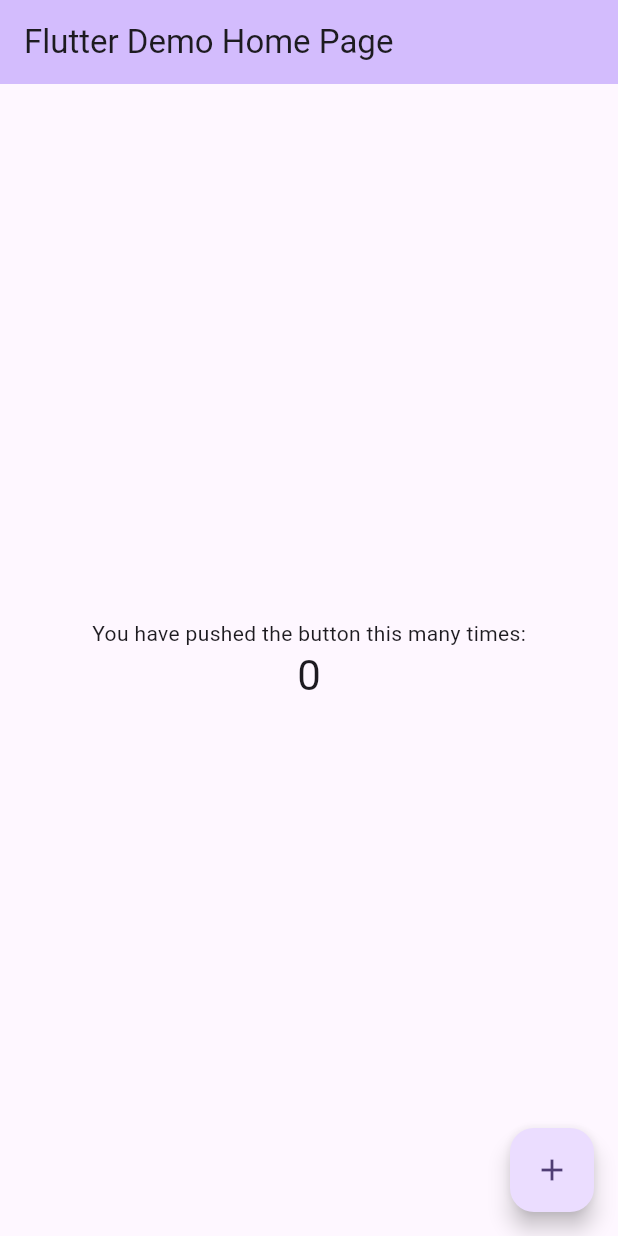
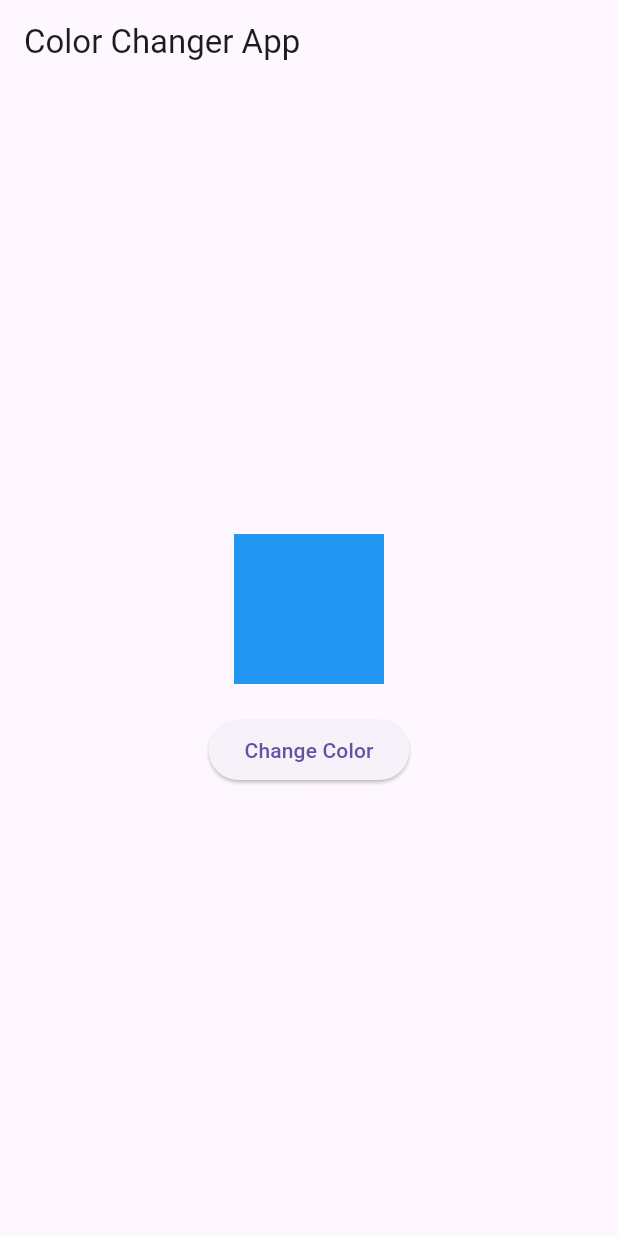
Before and after one commit to ajayrana78767/flutter-color-changer-app, a Flutter app: the screen it shows after launch, on a phone screen of 412 x 824 dp. Run offline on Flutter 3.47's test engine with Material 3 defaults, Android fonts, the phone set to English and light mode, and no system bars.

Commit message:
`Refactor main.dart to change the app's UI and functionality`

```diff
--- a/lib/main.dart
+++ b/lib/main.dart
@@ -1,3 +1,6 @@
+// ignore_for_file: library_private_types_in_public_api
+
+import 'dart:math';
 import 'package:flutter/material.dart';
 
 void main() {
@@ -7,119 +10,66 @@
 class MyApp extends StatelessWidget {
   const MyApp({super.key});
 
-  // This widget is the root of your application.
   @override
   Widget build(BuildContext context) {
-    return MaterialApp(
-      title: 'Flutter Demo',
-      theme: ThemeData(
-        // This is the theme of your application.
-        //
-        // TRY THIS: Try running your application with "flutter run". You'll see
-        // the application has a purple toolbar. Then, without quitting the app,
-        // try changing the seedColor in the colorScheme below to Colors.green
-        // and then invoke "hot reload" (save your changes or press the "hot
-        // reload" button in a Flutter-supported IDE, or press "r" if you used
-        // the command line to start the app).
-        //
-        // Notice that the counter didn't reset back to zero; the application
-        // state is not lost during the reload. To reset the state, use hot
-        // restart instead.
-        //
-        // This works for code too, not just values: Most code changes can be
-        // tested with just a hot reload.
-        colorScheme: ColorScheme.fromSeed(seedColor: Colors.deepPurple),
-        useMaterial3: true,
-      ),
-      home: const MyHomePage(title: 'Flutter Demo Home Page'),
+    return const MaterialApp(
+      home: ColorChanger(),
     );
   }
 }
 
-class MyHomePage extends StatefulWidget {
-  const MyHomePage({super.key, required this.title});
-
-  // This widget is the home page of your application. It is stateful, meaning
-  // that it has a State object (defined below) that contains fields that affect
-  // how it looks.
-
-  // This class is the configuration for the state. It holds the values (in this
-  // case the title) provided by the parent (in this case the App widget) and
-  // used by the build method of the State. Fields in a Widget subclass are
-  // always marked "final".
-
-  final String title;
+class ColorChanger extends StatefulWidget {
+  const ColorChanger({super.key});
 
   @override
-  State<MyHomePage> createState() => _MyHomePageState();
+  _ColorChangerState createState() => _ColorChangerState();
 }
 
-class _MyHomePageState extends State<MyHomePage> {
-  int _counter = 0;
+class _ColorChangerState extends State<ColorChanger> {
+  Color _currentColor = Colors.blue;
 
-  void _incrementCounter() {
+  @override
+  void initState() {
+    super.initState();
+    debugPrint("initState called: Initializing the color.");
+    _currentColor = Colors.blue; // Initial color
+  }
+
+  void _changeColor() {
     setState(() {
-      // This call to setState tells the Flutter framework that something has
-      // changed in this State, which causes it to rerun the build method below
-      // so that the display can reflect the updated values. If we changed
-      // _counter without calling setState(), then the build method would not be
-      // called again, and so nothing would appear to happen.
-      _counter++;
+      // Generate a random color
+      _currentColor = Color(Random().nextInt(0xffffffff));
     });
   }
 
   @override
   Widget build(BuildContext context) {
-    // This method is rerun every time setState is called, for instance as done
-    // by the _incrementCounter method above.
-    //
-    // The Flutter framework has been optimized to make rerunning build methods
-    // fast, so that you can just rebuild anything that needs updating rather
-    // than having to individually change instances of widgets.
+    debugPrint("build called: Rebuilding the UI.");
     return Scaffold(
-      appBar: AppBar(
-        // TRY THIS: Try changing the color here to a specific color (to
-        // Colors.amber, perhaps?) and trigger a hot reload to see the AppBar
-        // change color while the other colors stay the same.
-        backgroundColor: Theme.of(context).colorScheme.inversePrimary,
-        // Here we take the value from the MyHomePage object that was created by
-        // the App.build method, and use it to set our appbar title.
-        title: Text(widget.title),
-      ),
+      appBar: AppBar(title: const Text("Color Changer App")),
       body: Center(
-        // Center is a layout widget. It takes a single child and positions it
-        // in the middle of the parent.
         child: Column(
-          // Column is also a layout widget. It takes a list of children and
-          // arranges them vertically. By default, it sizes itself to fit its
-          // children horizontally, and tries to be as tall as its parent.
-          //
-          // Column has various properties to control how it sizes itself and
-          // how it positions its children. Here we use mainAxisAlignment to
-          // center the children vertically; the main axis here is the vertical
-          // axis because Columns are vertical (the cross axis would be
-          // horizontal).
-          //
-          // TRY THIS: Invoke "debug painting" (choose the "Toggle Debug Paint"
-          // action in the IDE, or press "p" in the console), to see the
-          // wireframe for each widget.
           mainAxisAlignment: MainAxisAlignment.center,
-          children: <Widget>[
-            const Text(
-              'You have pushed the button this many times:',
+          children: [
+            Container(
+              height: 100,
+              width: 100,
+              color: _currentColor,
             ),
-            Text(
-              '$_counter',
-              style: Theme.of(context).textTheme.headlineMedium,
+            const SizedBox(height: 20),
+            ElevatedButton(
+              onPressed: _changeColor,
+              child: const Text("Change Color"),
             ),
           ],
         ),
       ),
-      floatingActionButton: FloatingActionButton(
-        onPressed: _incrementCounter,
-        tooltip: 'Increment',
-        child: const Icon(Icons.add),
-      ), // This trailing comma makes auto-formatting nicer for build methods.
     );
   }
+
+  @override
+  void dispose() {
+    debugPrint("dispose called: Cleaning up resources.");
+    super.dispose();
+  }
 }
```
